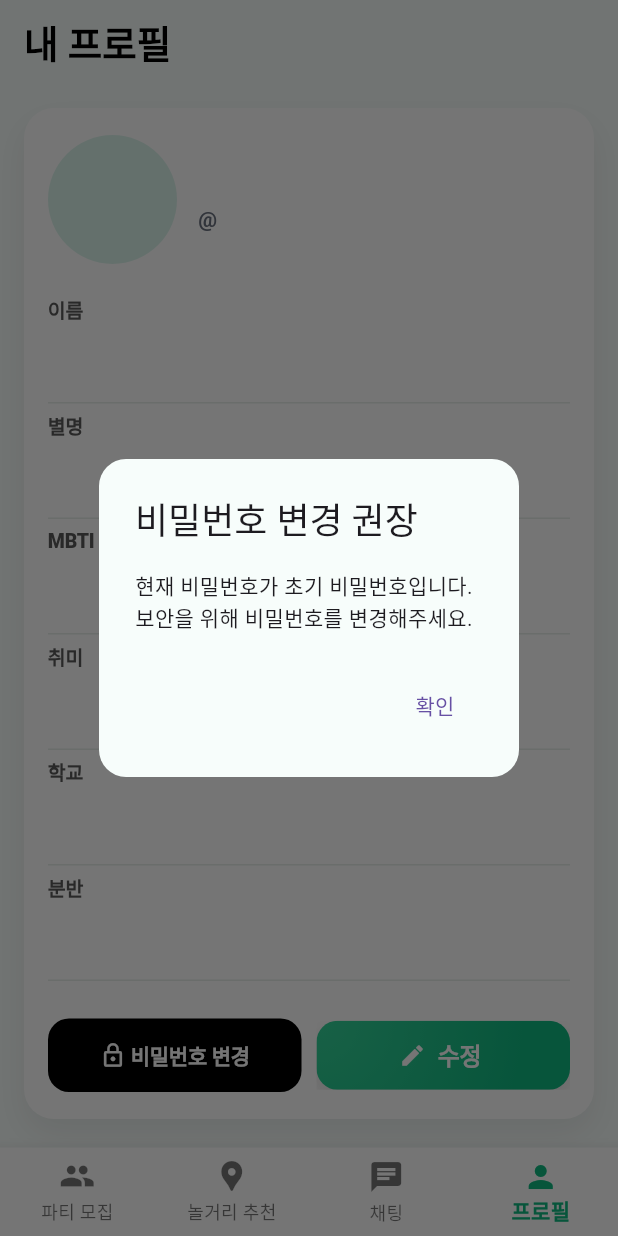
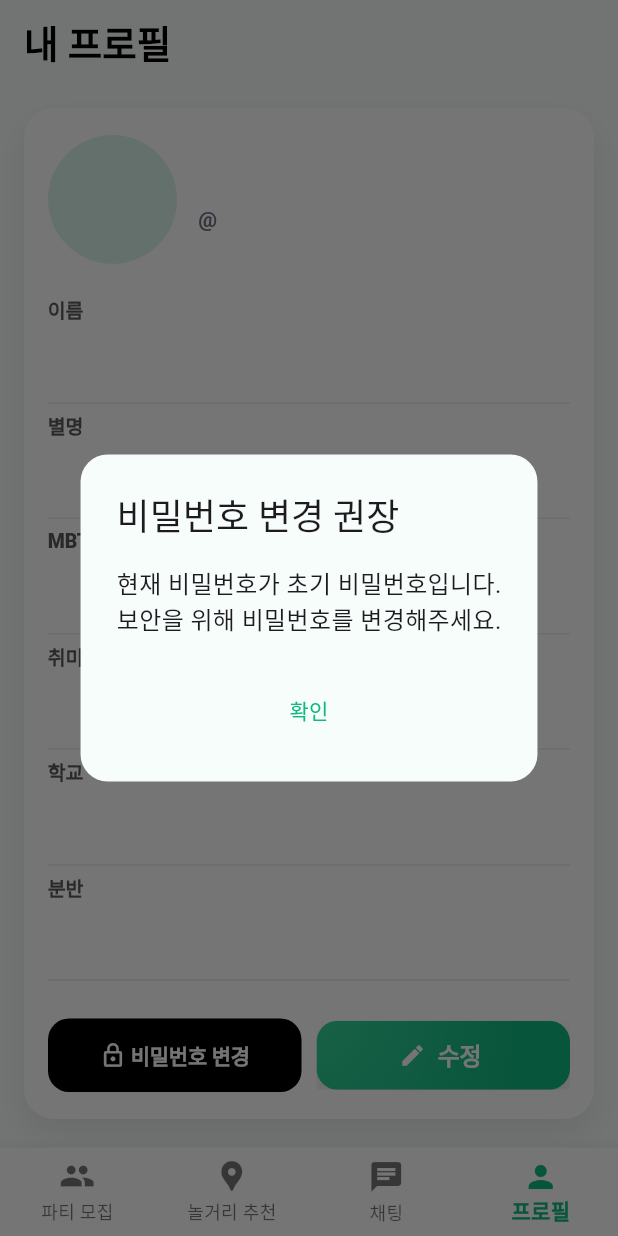
Before and after one commit to widewoods/madcamp_lounge_frontend, a Flutter app: the MainPage screen opened directly, on a phone screen of 412 x 824 dp. Run offline on Flutter 3.47's test engine with Material 3 defaults, Android fonts, the phone set to English and light mode, and no system bars; our stand-ins replace flutter_riverpod, flutter_secure_storage, geolocator, pool; missing offline and left inert: flutter_naver_map, stomp_dart_client; accounts and stored records are empty; network calls fail; Roboto replaces fonts that are missing (Pretendard).

Commit message:
예외처리

```diff
--- a/lib/features/chatting/ui/chat_room_page.dart
+++ b/lib/features/chatting/ui/chat_room_page.dart
@@ -624,6 +624,7 @@ class _ChatRoomPageState extends ConsumerState<ChatRoomPage> {
         crossAxisAlignment: CrossAxisAlignment.start,
         mainAxisSize: MainAxisSize.min,
         children: [
+          if (senderName != null && senderName.isNotEmpty)
             InkWell(
               splashColor: Colors.transparent,
               borderRadius: BorderRadius.circular(16),
--- a/lib/features/party/model/party.dart
+++ b/lib/features/party/model/party.dart
@@ -37,7 +37,7 @@ class Party {
 
   factory Party.fromJson(Map<String, dynamic> json, int userId){
     final formattedTime = formatIsoKorean(parseIso(json['appointment_time']));
-    final category = recommendCategories.where((e) => e.title == json['category'].toString()).toList();
+    final category = recommendCategories.where((e) => e.id == json['category'].toString()).toList();
     final party = Party(
       partyId: json['id'] as int,
       title: json['title'].toString(),
--- a/lib/features/party/ui/widgets/create_party_dialog.dart
+++ b/lib/features/party/ui/widgets/create_party_dialog.dart
@@ -163,7 +163,7 @@ class _CreatePartyDialogState extends State<CreatePartyDialog> {
                     setState(() {
                       _categoryCtrl.text = picked;
                     });
-                  }
+                  },
                 ),
 
                 const SizedBox(height: _formPadding),
--- a/lib/features/party/ui/widgets/party_description.dart
+++ b/lib/features/party/ui/widgets/party_description.dart
@@ -119,7 +119,7 @@ class _PartyDescriptionState extends ConsumerState<PartyDescription> {
                   children: [
                     Icon(Icons.info_outline_rounded, color: Color(0xFF757575), size: 18,),
                     const SizedBox(width: 5),
-                    Text(widget.party.content!, style: TextStyle(fontSize: 16, fontWeight: FontWeight.w400),),
+                    Expanded(child: Text(widget.party.content!, style: TextStyle(fontSize: 16, fontWeight: FontWeight.w400,), maxLines: null,)),
                   ],
                 ),
 
--- a/lib/features/party/ui/widgets/pick_time_sheet.dart
+++ b/lib/features/party/ui/widgets/pick_time_sheet.dart
@@ -2,11 +2,11 @@ import 'package:flutter/material.dart';
 
 Future<TimeOfDay?> showTimeGridSheet(BuildContext context) {
   final times = <TimeOfDay>[];
-  for (int h = 9; h <= 21; h++) {
+  for (int h = 9; h <= 23; h++) {
     times.add(TimeOfDay(hour: h, minute: 0));
     times.add(TimeOfDay(hour: h, minute: 30));
   }
-  times.add(TimeOfDay(hour: 22, minute: 0));
+  times.add(TimeOfDay(hour: 24, minute: 0));
 
   String fmt(TimeOfDay t) => "${t.hour.toString().padLeft(2, '0')}:${t.minute.toString().padLeft(2, '0')}";
 
--- a/lib/main.dart
+++ b/lib/main.dart
@@ -49,6 +49,7 @@ class MyApp extends StatelessWidget {
 
     return MaterialApp(
       title: 'Madcamp Lounge',
+      debugShowCheckedModeBanner: false,
       theme: buildTheme(),
       home: const AuthGate(),
     );
--- a/lib/pages/login.dart
+++ b/lib/pages/login.dart
@@ -1,4 +1,5 @@
 import 'package:flutter/material.dart';
+import 'package:madcamp_lounge/features/party/party_list_provider.dart';
 import 'package:madcamp_lounge/pages/main_page.dart';
 import 'dart:convert';
 import 'package:flutter_secure_storage/flutter_secure_storage.dart';
--- a/lib/pages/main_page.dart
+++ b/lib/pages/main_page.dart
@@ -6,6 +6,7 @@ import 'package:madcamp_lounge/features/party/ui/party_tab.dart';
 import 'package:madcamp_lounge/features/profile/profile_tab.dart';
 import 'package:madcamp_lounge/features/recommend/recommend_tab.dart';
 import 'package:madcamp_lounge/features/recommend/state/recommend_providers.dart';
+import 'package:madcamp_lounge/theme.dart';
 
 final bottomNavIndexProvider = StateProvider<int>((ref) => 0);
 
@@ -58,14 +59,23 @@ class _MainPageState extends ConsumerState<MainPage> {
           barrierDismissible: false,
           builder: (context) {
             return AlertDialog(
+              backgroundColor: scaffoldBackgroundColor,
               title: const Text('비밀번호 변경 권장'),
               content: const Text(
                 '현재 비밀번호가 초기 비밀번호입니다.\n보안을 위해 비밀번호를 변경해주세요.',
+                style: TextStyle(
+                  fontSize: 16
+                ),
               ),
               actions: [
-                TextButton(
-                  onPressed: () => Navigator.of(context).pop(),
-                  child: const Text('확인'),
+                Center(
+                  child: TextButton(
+                    style: TextButton.styleFrom(
+                      foregroundColor: kPrimary,
+                    ),
+                    onPressed: () => Navigator.of(context).pop(),
+                    child: const Text('확인', style: TextStyle(color: kPrimary),),
+                  ),
                 ),
               ],
             );
```
Also changed, not shown: lib/features/profile/profile_tab.dart (+5 -8 lines), lib/features/recommend/model/recommend_category.dart (+14 -7 lines), pubspec.yaml (+12 -2 lines), assets/icons/app_icon.png (added), pubspec.lock, 6 other files. Lines whose indentation alone changed are shown as unchanged.
